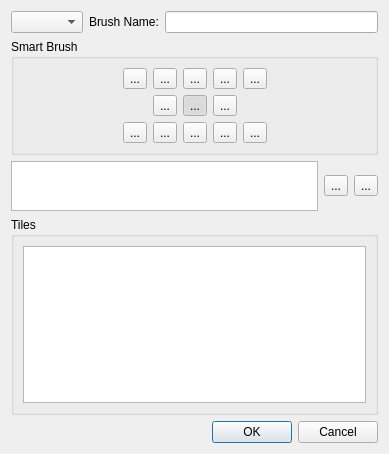
The window that LevelEditor/Brushes/BrushPropertiesWindow.ui (Preece/TGL) describes before a commit, drawn with Qt 5.
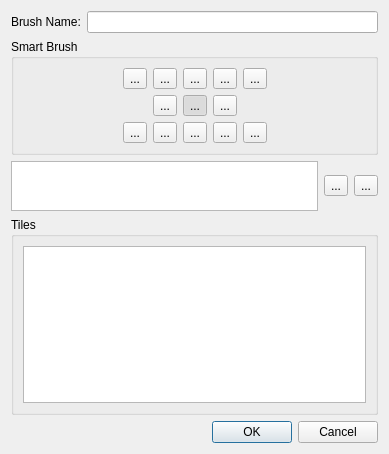
The same window after the commit. Icons and pictures are not drawn.

Patch:
```diff
--- a/LevelEditor/Brushes/BrushPropertiesWindow.ui
+++ b/LevelEditor/Brushes/BrushPropertiesWindow.ui
@@ -16,9 +16,6 @@
   <layout class="QVBoxLayout" name="verticalLayout">
    <item>
     <layout class="QHBoxLayout" name="horizontalLayout_3">
-     <item>
-      <widget class="QComboBox" name="comboBox"/>
-     </item>
      <item>
       <widget class="QLabel" name="label">
        <property name="text">
```
